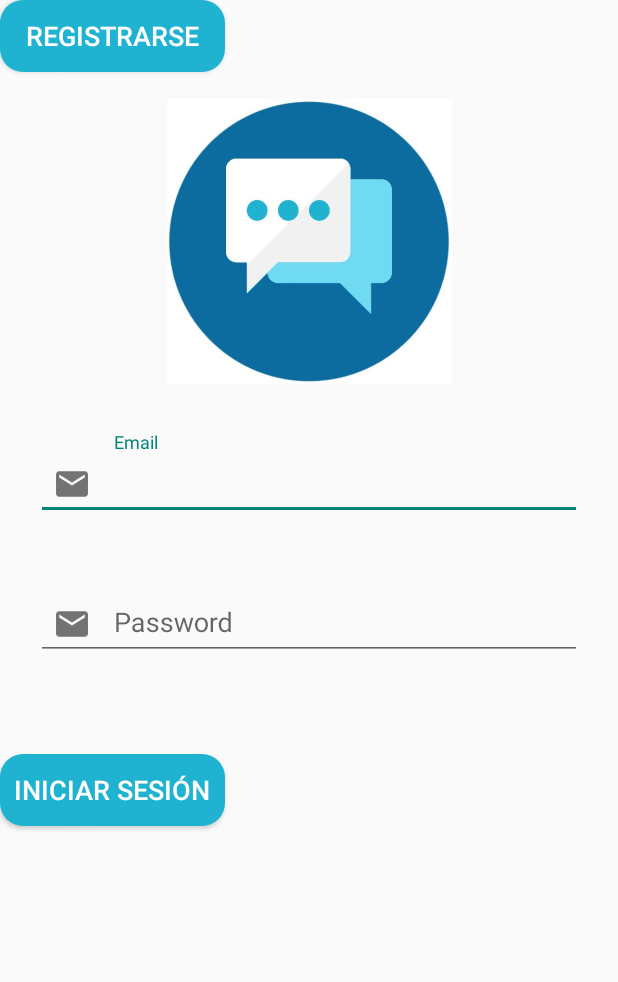
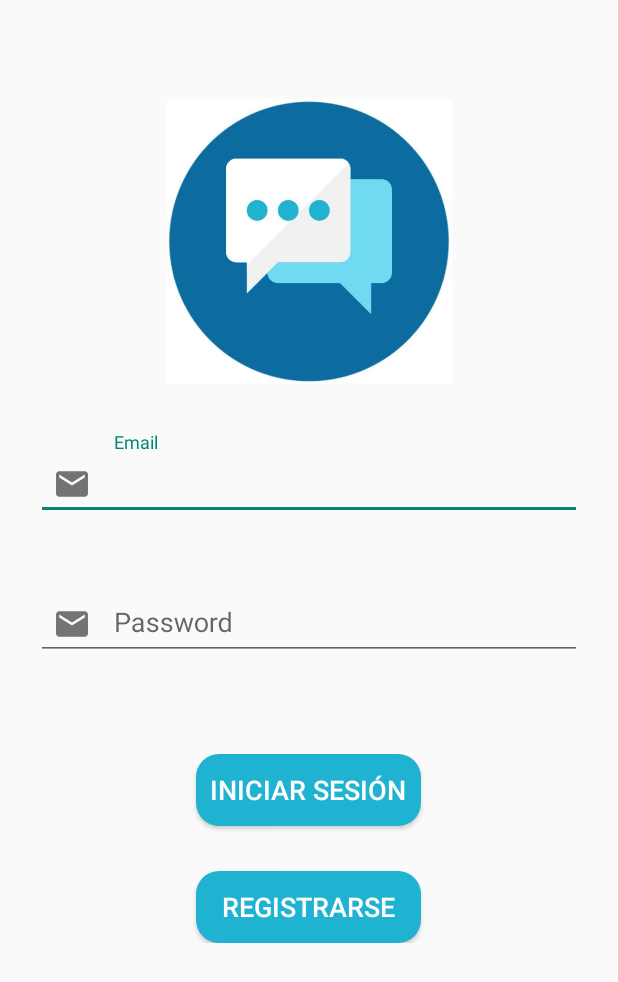
Before and after one commit to RubidiaPaz/ChatApp, an Android app: the screen it shows after launch (Login), on a phone screen of 412 x 824 dp. Shown: the top 982 px of the screen. Run offline under Robolectric (Android 15) with nearby library versions, the phone set to English and light mode, and no system bars; our stand-ins replace Firebase (no records; nobody signed in at launch, a user with empty details on screens opened directly).

Commit message:
layout login

```diff
--- a/app/src/main/res/layout/activity_login.xml
+++ b/app/src/main/res/layout/activity_login.xml
@@ -61,6 +61,13 @@
     </com.google.android.material.textfield.TextInputLayout>
 
 
+    <LinearLayout
+        app:layout_constraintTop_toBottomOf="@+id/pass"
+        android:layout_marginTop="60dp"
+        android:layout_width="match_parent"
+        android:layout_height="wrap_content"
+        android:orientation="vertical"
+        android:gravity="center">
 
         <Button
             android:id="@+id/btnLogin"
@@ -71,17 +78,12 @@
             android:text="Iniciar Sesión"
             android:textColor="@color/white"
             android:textSize="18sp"
-        app:layout_constraintEnd_toEndOf="@+id/btnSignUp"
-        app:layout_constraintHorizontal_bias="0.0"
-        app:layout_constraintStart_toStartOf="@+id/btnSignUp"
-        tools:layout_editor_absoluteY="480dp"
-        app:layout_constraintTop_toBottomOf="@id/pass"
-        android:layout_marginTop="60dp"
             />
 
         <Button
             android:id="@+id/btnSignUp"
             android:layout_width="150dp"
+            android:layout_marginTop="30dp"
             android:layout_height="wrap_content"
             android:layout_centerHorizontal="true"
             android:background="@drawable/btn_background"
@@ -91,6 +93,8 @@
             tools:layout_editor_absoluteY="394dp" />
 
 
+    </LinearLayout>
+
 
 
 
```
Lines whose indentation alone changed are shown as unchanged.
